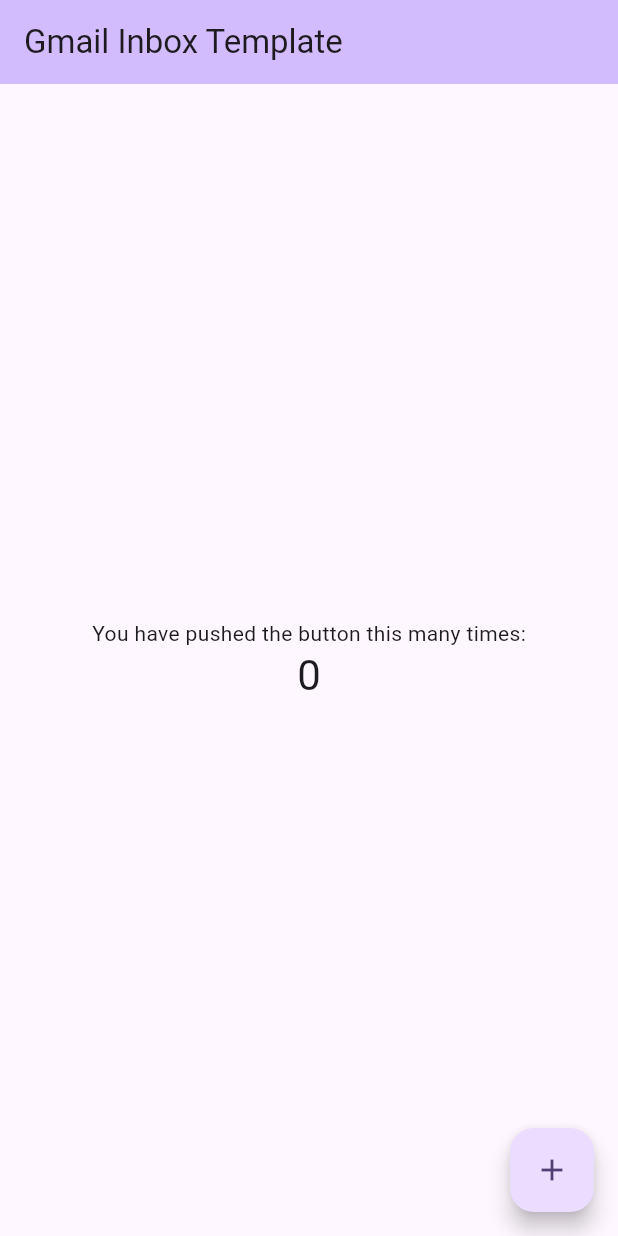
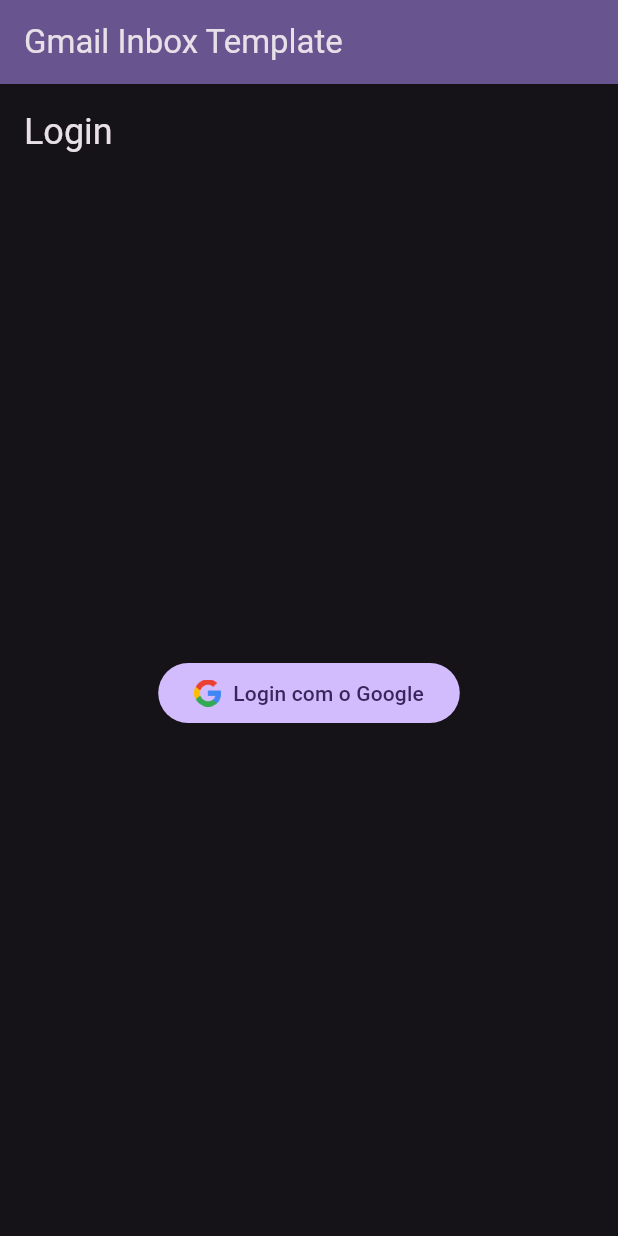
Before and after one commit to Gabriel-S-Souza/gmail_inbox_template, a Flutter app: the screen it shows after launch, on a phone screen of 412 x 824 dp. Run offline on Flutter 3.47's test engine with Material 2 defaults, Android fonts, the phone set to English and light mode, and no system bars; our stand-ins replace firebase_auth, firebase_core, google_sign_in; missing offline and left inert: extension_google_sign_in_as_googleapis_auth, googleapis; accounts and stored records are empty.

Commit message:
Implements the login with google and the the feature of get the last newsletters from gmail

```diff
--- a/lib/main.dart
+++ b/lib/main.dart
@@ -1,6 +1,13 @@
+import 'package:firebase_core/firebase_core.dart';
 import 'package:flutter/material.dart';
+import 'package:gmail_inbox_template/firebase_options.dart';
+import 'package:gmail_inbox_template/view/login_screen.dart';
 
-void main() {
+void main() async {
+  WidgetsFlutterBinding.ensureInitialized();
+  await Firebase.initializeApp(
+    options: DefaultFirebaseOptions.currentPlatform,
+  );
   runApp(const MyApp());
 }
 
@@ -12,58 +19,11 @@ class MyApp extends StatelessWidget {
     return MaterialApp(
       title: 'Gmail Inbox Template',
       theme: ThemeData(
-        colorScheme: ColorScheme.fromSeed(seedColor: Colors.deepPurple),
+        colorScheme:
+            ColorScheme.fromSeed(seedColor: Colors.deepPurple, brightness: Brightness.dark),
         useMaterial3: true,
       ),
-      home: const MyHomePage(title: 'Gmail Inbox Template'),
+      home: const LoginScreen(),
     );
   }
 }
-
-class MyHomePage extends StatefulWidget {
-  const MyHomePage({super.key, required this.title});
-
-  final String title;
-
-  @override
-  State<MyHomePage> createState() => _MyHomePageState();
-}
-
-class _MyHomePageState extends State<MyHomePage> {
-  int _counter = 0;
-
-  void _incrementCounter() {
-    setState(() {
-      _counter++;
-    });
-  }
-
-  @override
-  Widget build(BuildContext context) {
-    return Scaffold(
-      appBar: AppBar(
-        backgroundColor: Theme.of(context).colorScheme.inversePrimary,
-        title: Text(widget.title),
-      ),
-      body: Center(
-        child: Column(
-          mainAxisAlignment: MainAxisAlignment.center,
-          children: <Widget>[
-            const Text(
-              'You have pushed the button this many times:',
-            ),
-            Text(
-              '$_counter',
-              style: Theme.of(context).textTheme.headlineMedium,
-            ),
-          ],
-        ),
-      ),
-      floatingActionButton: FloatingActionButton(
-        onPressed: _incrementCounter,
-        tooltip: 'Increment',
-        child: const Icon(Icons.add),
-      ),
-    );
-  }
-}
--- /dev/null
+++ b/lib/view/login_screen.dart
@@ -0,0 +1,94 @@
+import 'package:flutter/material.dart';
+import 'package:gmail_inbox_template/google_service.dart';
+import 'package:gmail_inbox_template/view/home_screen.dart';
+
+class LoginScreen extends StatefulWidget {
+  const LoginScreen({super.key});
+
+  @override
+  State<LoginScreen> createState() => _LoginScreenState();
+}
+
+class _LoginScreenState extends State<LoginScreen> {
+  final GoogleService googleService = GoogleService();
+  bool isLoading = false;
+
+  @override
+  void initState() {
+    super.initState();
+    WidgetsBinding.instance.addPostFrameCallback((_) async {
+      setState(() {
+        isLoading = true;
+      });
+      final response = await googleService.googleLogin();
+      if (response != null && mounted) {
+        Navigator.of(context).push(
+          MaterialPageRoute(
+            builder: (context) => HomeScreen(googleService: googleService),
+          ),
+        );
+      }
+      setState(() {
+        isLoading = false;
+      });
+    });
+  }
+
+  @override
+  Widget build(BuildContext context) {
+    return Scaffold(
+      appBar: AppBar(
+        backgroundColor: Theme.of(context).colorScheme.inversePrimary,
+        title: const Text('Gmail Inbox Template'),
+      ),
+      body: Padding(
+        padding: const EdgeInsets.only(left: 16.0, top: 16.0, right: 16.0, bottom: 4.0),
+        child: Column(
+          crossAxisAlignment: CrossAxisAlignment.start,
+          children: <Widget>[
+            Text(
+              'Login',
+              style: Theme.of(context).textTheme.headlineSmall,
+            ),
+            Flexible(
+              child: Center(
+                child: isLoading
+                    ? const CircularProgressIndicator()
+                    : FilledButton(
+                        onPressed: () async {
+                          setState(() {
+                            isLoading = true;
+                          });
+                          final response = await googleService.googleLogin();
+                          if (response != null && mounted) {
+                            Navigator.of(context).push(
+                              MaterialPageRoute(
+                                builder: (context) => HomeScreen(googleService: googleService),
+                              ),
+                            );
+                          }
+                          setState(() {
+                            isLoading = false;
+                          });
+                        },
+                        child: Row(
+                          mainAxisSize: MainAxisSize.min,
+                          children: [
+                            Image.asset(
+                              'assets/google_logo.png',
+                              height: 18.0,
+                              width: 18.0,
+                            ),
+                            const SizedBox(width: 8.0),
+                            const Text('Login com o Google'),
+                          ],
+                        ),
+                      ),
+              ),
+            ),
+          ],
+        ),
+      ),
+    );
+  }
+}
```
Also changed, not shown: lib/email_model.dart (added, +114 -0 lines), lib/env.dart (added, +39 -0 lines), lib/google_service.dart (added, +94 -0 lines), lib/view/home_screen.dart (added, +184 -0 lines), pubspec.yaml (+10 -2 lines), assets/google_logo.png (added), lib/firebase_options.dart (added), pubspec.lock, 9 other files.
